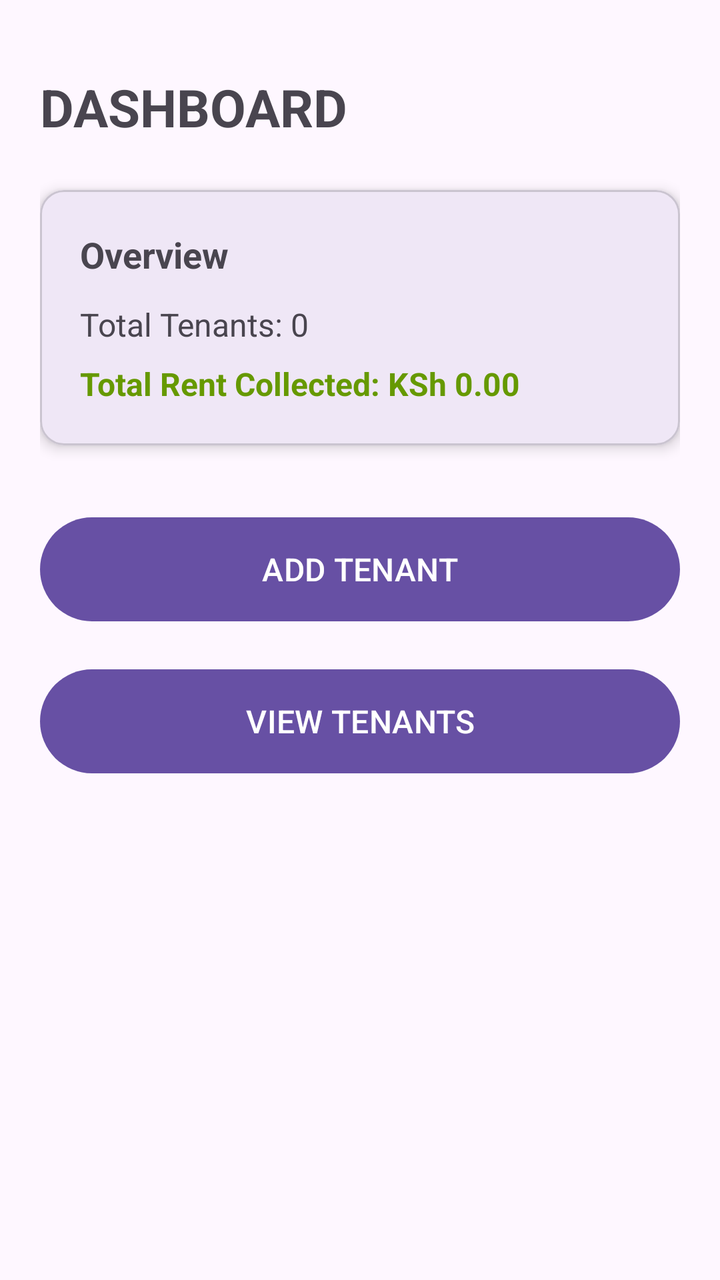
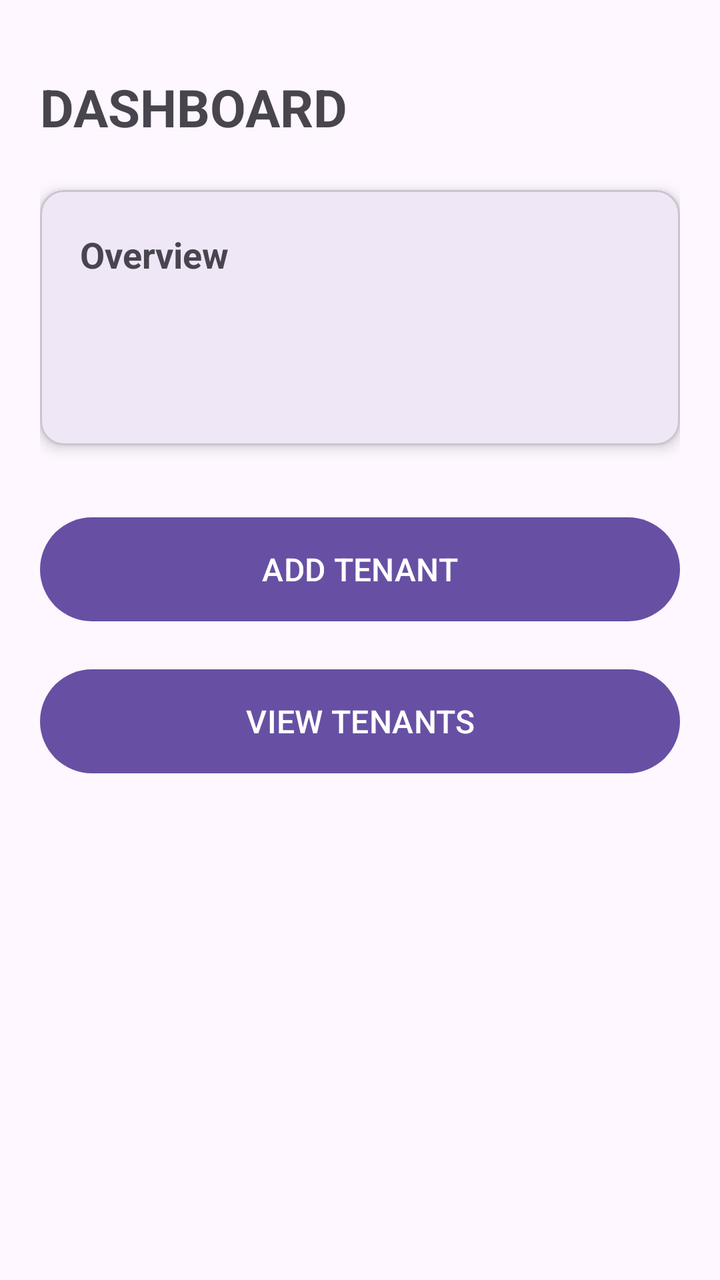

Screens rendered from an Android XML layout before and after an edit, with the pre-edit source and the edit as a unified diff.
<!-- AndroidManifest.xml: application theme Theme.TenantManagementSystem -->
<!-- res/layout/fragment_dashboard.xml -->
<?xml version="1.0" encoding="utf-8"?>
<layout xmlns:android="http://schemas.android.com/apk/res/android"
    xmlns:app="http://schemas.android.com/apk/res-auto">

    <ScrollView
        android:layout_width="match_parent"
        android:layout_height="match_parent"
        android:fillViewport="true">

        <androidx.constraintlayout.widget.ConstraintLayout
            android:layout_width="match_parent"
            android:layout_height="wrap_content"
            android:padding="20dp">

            <TextView
                android:id="@+id/dashboardTitle"
                android:layout_width="wrap_content"
                android:layout_height="wrap_content"
                android:text="DASHBOARD"
                android:textSize="26sp"
                android:textStyle="bold"
                android:layout_marginTop="16dp"
                app:layout_constraintTop_toTopOf="parent"
                app:layout_constraintStart_toStartOf="parent" />

            <com.google.android.material.card.MaterialCardView
                android:id="@+id/statsCard"
                android:layout_width="0dp"
                android:layout_height="wrap_content"
                android:layout_marginTop="24dp"
                app:cardCornerRadius="12dp"
                app:cardElevation="4dp"
                app:layout_constraintTop_toBottomOf="@id/dashboardTitle"
                app:layout_constraintStart_toStartOf="parent"
                app:layout_constraintEnd_toEndOf="parent">

                <LinearLayout
                    android:layout_width="match_parent"
                    android:layout_height="wrap_content"
                    android:orientation="vertical"
                    android:padding="20dp">

                    <TextView
                        android:layout_width="wrap_content"
                        android:layout_height="wrap_content"
                        android:text="Overview"
                        android:textSize="18sp"
                        android:textStyle="bold" />

                    <TextView
                        android:id="@+id/totalTenantsTextView"
                        android:layout_width="wrap_content"
                        android:layout_height="wrap_content"
                        android:layout_marginTop="12dp"
                        android:text="Total Tenants: 0"
                        android:textSize="16sp" />

                    <TextView
                        android:id="@+id/totalRentTextView"
                        android:layout_width="wrap_content"
                        android:layout_height="wrap_content"
                        android:layout_marginTop="8dp"
                        android:text="Total Rent Collected: KSh 0.00"
                        android:textSize="16sp"
                        android:textColor="@android:color/holo_green_dark"
                        android:textStyle="bold" />

                </LinearLayout>
            </com.google.android.material.card.MaterialCardView>

            <Button
                android:id="@+id/navAddTenantButton"
                android:layout_width="0dp"
                android:layout_height="60dp"
                android:text="ADD TENANT"
                android:textSize="16sp"
                android:layout_marginTop="32dp"
                app:layout_constraintTop_toBottomOf="@id/statsCard"
                app:layout_constraintStart_toStartOf="parent"
                app:layout_constraintEnd_toEndOf="parent" />

            <Button
                android:id="@+id/navViewTenantsButton"
                android:layout_width="0dp"
                android:layout_height="60dp"
                android:text="VIEW TENANTS"
                android:textSize="16sp"
                android:layout_marginTop="16dp"
                app:layout_constraintTop_toBottomOf="@id/navAddTenantButton"
                app:layout_constraintStart_toStartOf="parent"
                app:layout_constraintEnd_toEndOf="parent" />

        </androidx.constraintlayout.widget.ConstraintLayout>
    </ScrollView>
</layout>
<!-- resources referenced by this layout -->
<resources>
  <style name="Theme.TenantManagementSystem" parent="Base.Theme.TenantManagementSystem" />
  <style name="Base.Theme.TenantManagementSystem" parent="Theme.Material3.DayNight.NoActionBar">
          
          
      </style>
</resources>

<!-- the commit's change to res/layout/fragment_dashboard.xml (unified diff, before → after) -->
@@ -1,95 +1,90 @@
 <?xml version="1.0" encoding="utf-8"?>
-<layout xmlns:android="http://schemas.android.com/apk/res/android"
-    xmlns:app="http://schemas.android.com/apk/res-auto">
+<ScrollView xmlns:android="http://schemas.android.com/apk/res/android"
+    xmlns:app="http://schemas.android.com/apk/res-auto"
+    android:layout_width="match_parent"
+    android:layout_height="match_parent"
+    android:fillViewport="true">
 
-    <ScrollView
+    <androidx.constraintlayout.widget.ConstraintLayout
         android:layout_width="match_parent"
-        android:layout_height="match_parent"
-        android:fillViewport="true">
+        android:layout_height="wrap_content"
+        android:padding="20dp">
 
-        <androidx.constraintlayout.widget.ConstraintLayout
-            android:layout_width="match_parent"
+        <TextView
+            android:id="@+id/dashboardTitle"
+            android:layout_width="wrap_content"
             android:layout_height="wrap_content"
-            android:padding="20dp">
+            android:text="@string/title_dashboard"
+            android:textSize="26sp"
+            android:textStyle="bold"
+            android:layout_marginTop="16dp"
+            app:layout_constraintTop_toTopOf="parent"
+            app:layout_constraintStart_toStartOf="parent" />
 
-            <TextView
-                android:id="@+id/dashboardTitle"
-                android:layout_width="wrap_content"
+        <com.google.android.material.card.MaterialCardView
+            android:id="@+id/statsCard"
+            android:layout_width="0dp"
+            android:layout_height="wrap_content"
+            android:layout_marginTop="24dp"
+            app:cardCornerRadius="12dp"
+            app:cardElevation="4dp"
+            app:layout_constraintTop_toBottomOf="@id/dashboardTitle"
+            app:layout_constraintStart_toStartOf="parent"
+            app:layout_constraintEnd_toEndOf="parent">
+
+            <LinearLayout
+                android:layout_width="match_parent"
                 android:layout_height="wrap_content"
-                android:text="DASHBOARD"
-                android:textSize="26sp"
-                android:textStyle="bold"
-                android:layout_marginTop="16dp"
-                app:layout_constraintTop_toTopOf="parent"
-                app:layout_constraintStart_toStartOf="parent" />
+                android:orientation="vertical"
+                android:padding="20dp">
 
-            <com.google.android.material.card.MaterialCardView
-                android:id="@+id/statsCard"
-                android:layout_width="0dp"
-                android:layout_height="wrap_content"
-                android:layout_marginTop="24dp"
-                app:cardCornerRadius="12dp"
-                app:cardElevation="4dp"
-                app:layout_constraintTop_toBottomOf="@id/dashboardTitle"
-                app:layout_constraintStart_toStartOf="parent"
-                app:layout_constraintEnd_toEndOf="parent">
+                <TextView
+                    android:layout_width="wrap_content"
+                    android:layout_height="wrap_content"
+                    android:text="@string/label_overview"
+                    android:textSize="18sp"
+                    android:textStyle="bold" />
 
-                <LinearLayout
-                    android:layout_width="match_parent"
+                <TextView
+                    android:id="@+id/totalTenantsTextView"
+                    android:layout_width="wrap_content"
                     android:layout_height="wrap_content"
-                    android:orientation="vertical"
-                    android:padding="20dp">
+                    android:layout_marginTop="12dp"
+                    android:textSize="16sp" />
 
-                    <TextView
-                        android:layout_width="wrap_content"
-                        android:layout_height="wrap_content"
-                        android:text="Overview"
-                        android:textSize="18sp"
-                        android:textStyle="bold" />
+                <TextView
+                    android:id="@+id/totalRentTextView"
+                    android:layout_width="wrap_content"
+                    android:layout_height="wrap_content"
+                    android:layout_marginTop="8dp"
+                    android:textSize="16sp"
+                    android:textColor="@android:color/holo_green_dark"
+                    android:textStyle="bold" />
 
-                    <TextView
-                        android:id="@+id/totalTenantsTextView"
-                        android:layout_width="wrap_content"
-                        android:layout_height="wrap_content"
-                        android:layout_marginTop="12dp"
-                        android:text="Total Tenants: 0"
-                        android:textSize="16sp" />
+            </LinearLayout>
+        </com.google.android.material.card.MaterialCardView>
 
-                    <TextView
-                        android:id="@+id/totalRentTextView"
-                        android:layout_width="wrap_content"
-                        android:layout_height="wrap_content"
-                        android:layout_marginTop="8dp"
-                        android:text="Total Rent Collected: KSh 0.00"
-                        android:textSize="16sp"
-                        android:textColor="@android:color/holo_green_dark"
-                        android:textStyle="bold" />
+        <Button
+            android:id="@+id/navAddTenantButton"
+            android:layout_width="0dp"
+            android:layout_height="60dp"
+            android:text="@string/btn_add_tenant"
+            android:textSize="16sp"
+            android:layout_marginTop="32dp"
+            app:layout_constraintTop_toBottomOf="@id/statsCard"
+            app:layout_constraintStart_toStartOf="parent"
+            app:layout_constraintEnd_toEndOf="parent" />
 
-                </LinearLayout>
-            </com.google.android.material.card.MaterialCardView>
+        <Button
+            android:id="@+id/navViewTenantsButton"
+            android:layout_width="0dp"
+            android:layout_height="60dp"
+            android:text="@string/btn_view_tenants"
+            android:textSize="16sp"
+            android:layout_marginTop="16dp"
+            app:layout_constraintTop_toBottomOf="@id/navAddTenantButton"
+            app:layout_constraintStart_toStartOf="parent"
+            app:layout_constraintEnd_toEndOf="parent" />
 
-            <Button
-                android:id="@+id/navAddTenantButton"
-                android:layout_width="0dp"
-                android:layout_height="60dp"
-                android:text="ADD TENANT"
-                android:textSize="16sp"
-                android:layout_marginTop="32dp"
-                app:layout_constraintTop_toBottomOf="@id/statsCard"
-                app:layout_constraintStart_toStartOf="parent"
-                app:layout_constraintEnd_toEndOf="parent" />
-
-            <Button
-                android:id="@+id/navViewTenantsButton"
-                android:layout_width="0dp"
-                android:layout_height="60dp"
-                android:text="VIEW TENANTS"
-                android:textSize="16sp"
-                android:layout_marginTop="16dp"
-                app:layout_constraintTop_toBottomOf="@id/navAddTenantButton"
-                app:layout_constraintStart_toStartOf="parent"
-                app:layout_constraintEnd_toEndOf="parent" />
-
-        </androidx.constraintlayout.widget.ConstraintLayout>
-    </ScrollView>
-</layout>
+    </androidx.constraintlayout.widget.ConstraintLayout>
+</ScrollView>
<!-- resource entries referenced after the edit -->
@@ -1,5 +1,9 @@
 <!-- resources referenced by this layout -->
 <resources>
+  <string name="btn_add_tenant">ADD TENANT</string>
+  <string name="btn_view_tenants">VIEW TENANTS</string>
+  <string name="label_overview">Overview</string>
+  <string name="title_dashboard">DASHBOARD</string>
   <style name="Theme.TenantManagementSystem" parent="Base.Theme.TenantManagementSystem" />
   <style name="Base.Theme.TenantManagementSystem" parent="Theme.Material3.DayNight.NoActionBar">
           
